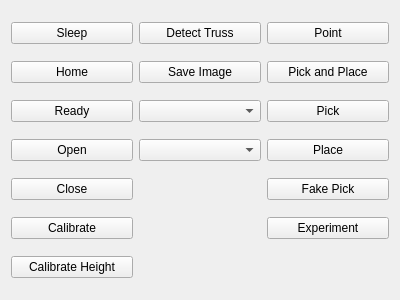
Qt form rqt_user_interface/resource/flex_grasp.ui (padmaja-kulkarni/vine_tomato_grasping) before a commit.
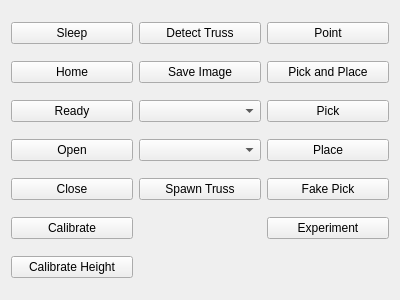
The same form after that commit.

Commit message: We can now spawn models from the GUI

The edit to the form file:
```diff
--- a/rqt_user_interface/resource/flex_grasp.ui
+++ b/rqt_user_interface/resource/flex_grasp.ui
@@ -97,6 +97,14 @@
     </widget>
    </item>
 
+   <item row="4" column="1">
+    <widget class="QPushButton" name="SpawnTrussButton">
+     <property name="text">
+      <string>Spawn Truss</string>
+     </property>
+    </widget>
+   </item>
+
    <item row="0" column="2">
     <widget class="QPushButton" name="PointButton">
      <property name="text">
```
Left out of the diff: 1 changed line with no effect on the pictures. The commit also changes 9 other files.
